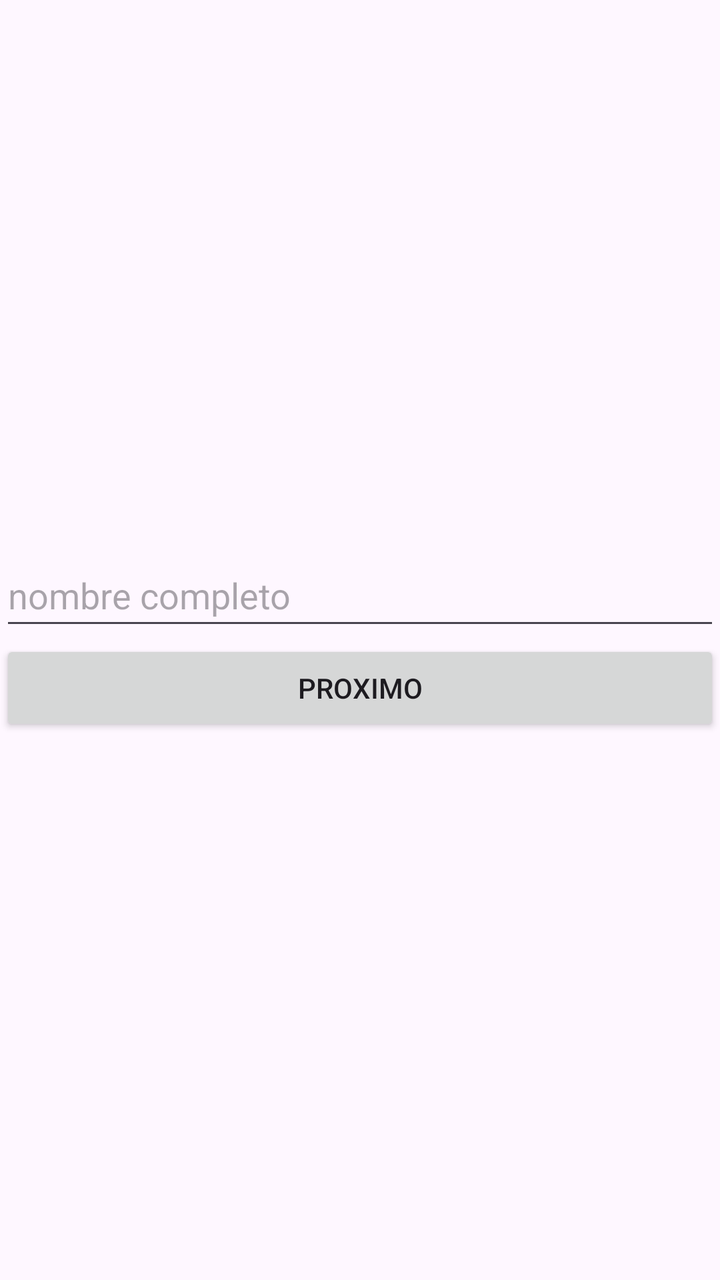
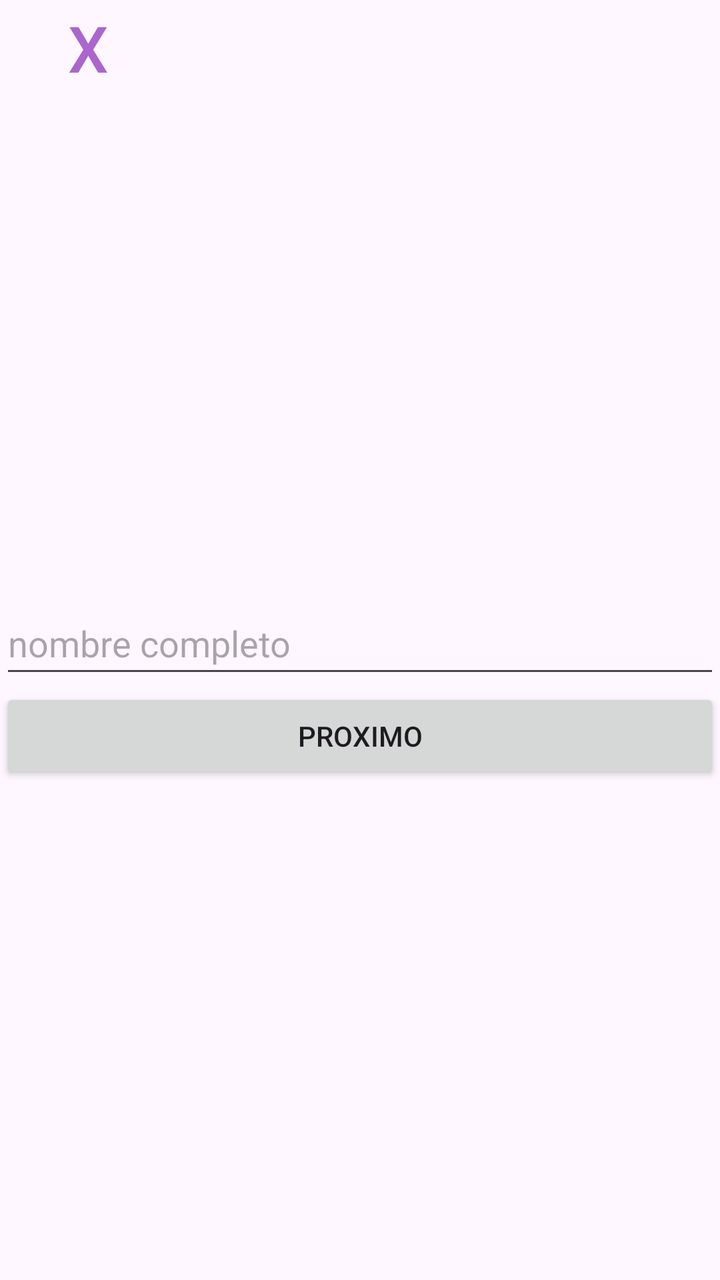

The first picture is an Android layout as it rendered before a commit; the second is the same layout after the commit. The layout source and the unified diff follow.
<!-- AndroidManifest.xml: application theme Theme.Horoscopo -->
<!-- res/layout/activity_main.xml -->
<?xml version="1.0" encoding="utf-8"?>
<LinearLayout xmlns:android="http://schemas.android.com/apk/res/android"
    xmlns:app="http://schemas.android.com/apk/res-auto"
    xmlns:tools="http://schemas.android.com/tools"
    android:id="@+id/main"
    android:layout_width="match_parent"
    android:layout_height="match_parent"
    android:orientation="vertical"
    android:gravity="center"
    tools:context=".MainActivity">

    <com.google.android.material.textfield.TextInputEditText
        android:id="@+id/nombre"
        android:layout_width="match_parent"
        android:layout_height="wrap_content"
        android:hint="nombre completo"
        android:minHeight="48dp" />


    <Button
        android:id="@+id/button"
        android:layout_width="match_parent"
        android:layout_height="wrap_content"
        android:text="proximo" />

</LinearLayout>
<!-- resources referenced by this layout -->
<resources>
  <style name="Theme.Horoscopo" parent="Base.Theme.Horoscopo" />
  <style name="Base.Theme.Horoscopo" parent="Theme.Material3.DayNight.NoActionBar">
          
          
      </style>
</resources>

<!-- the commit's change to res/layout/activity_main.xml (unified diff, before → after) -->
@@ -6,21 +6,42 @@
     android:layout_width="match_parent"
     android:layout_height="match_parent"
     android:orientation="vertical"
-    android:gravity="center"
     tools:context=".MainActivity">
 
-    <com.google.android.material.textfield.TextInputEditText
-        android:id="@+id/nombre"
+    <LinearLayout
+        android:layout_width="wrap_content"
+        android:layout_height="wrap_content"
+        android:orientation="horizontal">
+
+        <Button
+            android:id="@+id/close"
+            android:layout_width="wrap_content"
+            android:layout_height="wrap_content"
+            android:background="@android:color/transparent"
+            android:textColor="@android:color/holo_purple"
+            android:text="X"
+            android:textSize="32dp"/>
+    </LinearLayout>
+
+    <LinearLayout
         android:layout_width="match_parent"
-        android:layout_height="wrap_content"
-        android:hint="nombre completo"
-        android:minHeight="48dp" />
+        android:layout_height="match_parent"
+        android:orientation="vertical"
+        android:gravity="center">
+        <com.google.android.material.textfield.TextInputEditText
+            android:id="@+id/nombre"
+            android:layout_width="match_parent"
+            android:layout_height="wrap_content"
+            android:hint="nombre completo"
+            android:minHeight="48dp" />
+
+        <Button
+            android:id="@+id/button"
+            android:layout_width="match_parent"
+            android:layout_height="wrap_content"
+            android:text="proximo" />
+
+    </LinearLayout>
 
 
-    <Button
-        android:id="@+id/button"
-        android:layout_width="match_parent"
-        android:layout_height="wrap_content"
-        android:text="proximo" />
-
 </LinearLayout>
